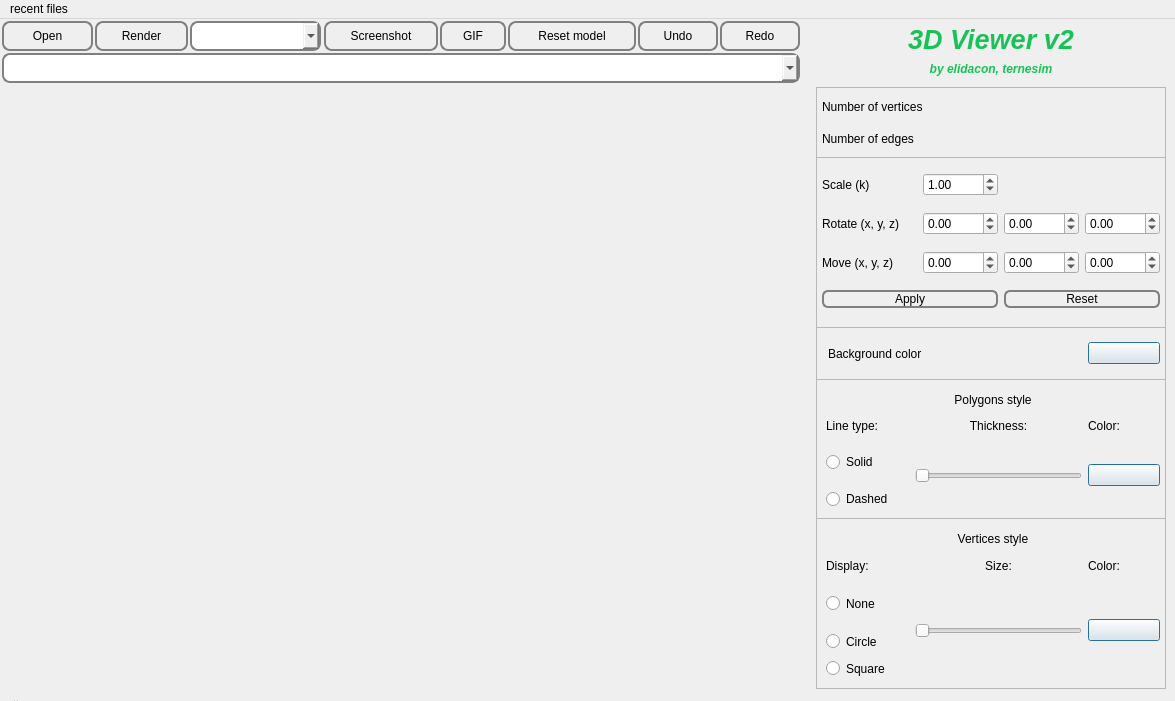
The window that src/view/s21_view.ui (AlexeyGordiychenko/scp_3DViewer_v2) describes before a commit, drawn with Qt 5.
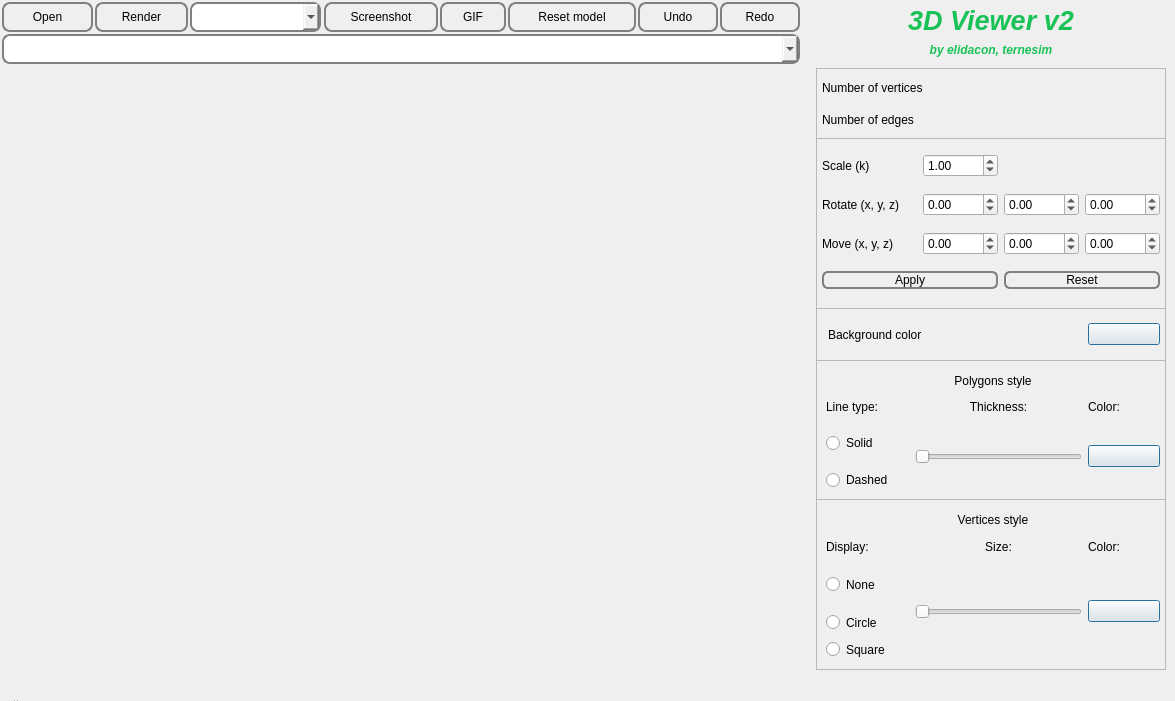
The same window after the commit. Icons and pictures are not drawn. Custom widgets are drawn as their Qt base class.

```diff
--- a/src/view/s21_view.ui
+++ b/src/view/s21_view.ui
@@ -824,6 +824,7 @@
     <property name="font">
      <font>
       <pointsize>20</pointsize>
+      <weight>75</weight>
       <italic>true</italic>
       <bold>true</bold>
       <underline>false</underline>
@@ -850,6 +851,7 @@
     </property>
     <property name="font">
      <font>
+      <weight>75</weight>
       <italic>true</italic>
       <bold>true</bold>
      </font>
@@ -959,15 +961,9 @@
      <x>0</x>
      <y>0</y>
      <width>1175</width>
-     <height>25</height>
+     <height>20</height>
     </rect>
    </property>
-   <widget class="QMenu" name="menuRecent">
-    <property name="title">
-     <string>recent files</string>
-    </property>
-   </widget>
-   <addaction name="menuRecent"/>
   </widget>
   <widget class="QStatusBar" name="statusbar">
    <property name="sizePolicy">
```
